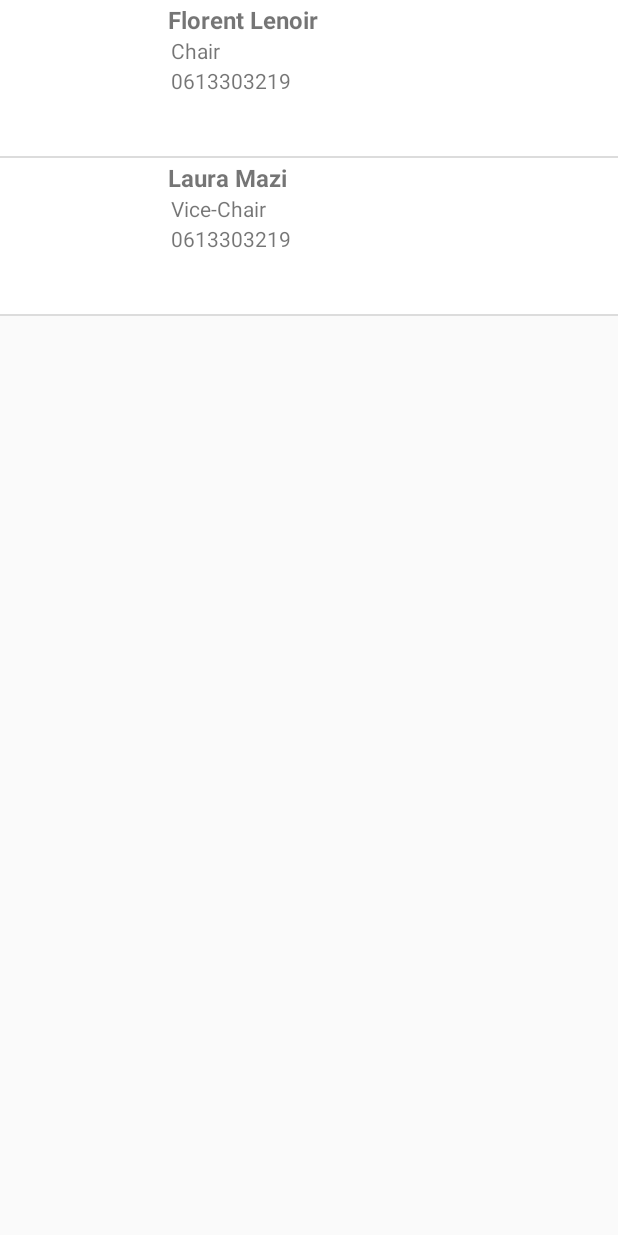
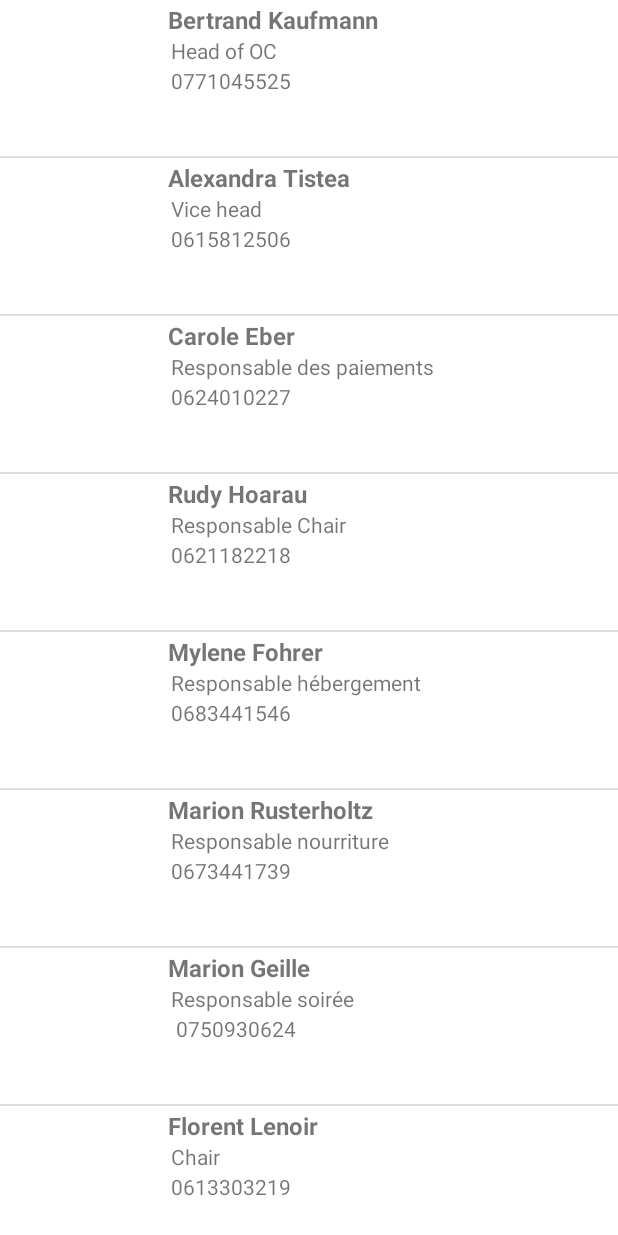
Before and after one commit to ESNFranceG33kTeam/np_nancy_15, an Android app: the screen it shows after launch (MainActivity), on a phone screen of 412 x 824 dp. Run offline under Robolectric (Android 15) with nearby library versions, the light colour scheme and no system bars; 21 statements that could not run were skipped.

Commit message:
Add OC and schedule

```diff
--- a/app/build.gradle
+++ b/app/build.gradle
@@ -8,8 +8,8 @@ android {
         applicationId "org.esn.geekteam.npnancy15"
         minSdkVersion 14
         targetSdkVersion 20
-        versionCode 1
-        versionName "1.0"
+        versionCode 3
+        versionName "0.20"
     }
     buildTypes {
         release {
--- a/app/src/main/java/org/esn/geekteam/npnancy15/fragments/MyFragmentPagerAdapter.java
+++ b/app/src/main/java/org/esn/geekteam/npnancy15/fragments/MyFragmentPagerAdapter.java
@@ -18,9 +18,11 @@ public class MyFragmentPagerAdapter extends FragmentPagerAdapter {
     @Override
     public Fragment getItem(int position) {
         OCFragment ocFragment = new OCFragment();
+        ScheduleFragment scheduleFragment = new ScheduleFragment();
+
         switch (position) {
             case 0: return ocFragment;
-            case 1: return ocFragment;
+            case 1: return scheduleFragment;
             case 2: return ocFragment;
             case 3: return ocFragment;
             case 4: return ocFragment;
--- a/app/src/main/java/org/esn/geekteam/npnancy15/fragments/OCFragment.java
+++ b/app/src/main/java/org/esn/geekteam/npnancy15/fragments/OCFragment.java
@@ -39,6 +39,13 @@ public class OCFragment extends android.support.v4.app.ListFragment {
     }
 
     public void initOCMembers(){
+        this.OCMembers.add(new OCMember("Bertrand", "Kaufmann", "0771045525", "Head of OC"));
+        this.OCMembers.add(new OCMember("Alexandra", "Tistea", "0615812506", "Vice head"));
+        this.OCMembers.add(new OCMember("Carole", "Eber", "0624010227", "Responsable des paiements"));
+        this.OCMembers.add(new OCMember("Rudy", "Hoarau", "0621182218", "Responsable Chair"));
+        this.OCMembers.add(new OCMember("Mylene", "Fohrer", "0683441546", "Responsable hébergement"));
+        this.OCMembers.add(new OCMember("Marion", "Rusterholtz", "0673441739", "Responsable nourriture"));
+        this.OCMembers.add(new OCMember("Marion", "Geille", " 0750930624", "Responsable soirée"));
         this.OCMembers.add(new OCMember("Florent", "Lenoir", "0613303219", "Chair"));
         this.OCMembers.add(new OCMember("Laura", "Mazi", "0613303219", "Vice-Chair"));
     }
--- /dev/null
+++ b/app/src/main/java/org/esn/geekteam/npnancy15/fragments/ScheduleFragment.java
@@ -0,0 +1,116 @@
+package org.esn.geekteam.npnancy15.fragments;
+
+import android.app.Activity;
+import android.content.Context;
+import android.os.Bundle;
+import android.support.v4.app.ListFragment;
+import android.view.LayoutInflater;
+import android.view.View;
+import android.view.ViewGroup;
+import android.widget.BaseAdapter;
+import android.widget.TextView;
+
+import org.esn.geekteam.npnancy15.R;
+import org.esn.geekteam.npnancy15.models.Schedule;
+
+import java.util.ArrayList;
+
+/**
+ * Created by Spider on 06/01/15.
+ */
+public class ScheduleFragment extends android.support.v4.app.ListFragment {
+    private static final String TAG = ScheduleFragment.class.getSimpleName();
+    private CustomListAdapter adapter;
+    private ListFragment listFragment;
+    private Activity currentActivity;
+    private ArrayList schedules;
+    private String previousDate;
+
+    public void onCreate(Bundle savedInstanceState) {
+        super.onCreate(savedInstanceState);
+
+        listFragment = this;
+        previousDate = "";
+        schedules = new ArrayList();
+        initSchedule();
+
+        // Set an Adapter to the ListView
+        adapter = new CustomListAdapter(currentActivity);
+        this.setListAdapter(adapter);
+    }
+
+    public void initSchedule(){
+        //schedules.add("Vendredi 05 Juin");
+        schedules.add(new Schedule("Vendredi 05 Juin", "14:30", "City Tour", "Grand Place"));
+        schedules.add(new Schedule("Vendredi 05 Juin", "15:30", "City Tour", "Grand Place"));
+        schedules.add(new Schedule("Vendredi 05 Juin", "16:30", "City Tour", "Grand Place"));
+        schedules.add(new Schedule("Vendredi 05 Juin", "17:30", "City Tour", "Grand Place"));
+        //schedules.add("Samedi 06 Juin");
+        schedules.add(new Schedule("Samedi 06 Juin", "17:30", "City Tour", "Grand Place"));
+        //schedules.add("Dimanche 07 Juin");
+        schedules.add(new Schedule("Dimanche 07 Juin", "17:30", "City Tour", "Grand Place"));
+        schedules.add(new Schedule("Dimanche 07 Juin", "17:30", "City Tour", "Grand Place"));
+    }
+
+    public void onResume(){
+        super.onResume();
+    }
+
+    public View onCreateView(LayoutInflater inflater, ViewGroup container, Bundle savedInstanceState) {
+        return inflater.inflate(R.layout.list_fragment, container, false);
+    }
+
+    public void onAttach(Activity activity){
+        super.onAttach(activity);
+        currentActivity = activity;
+    }
+
+    class CustomListAdapter extends BaseAdapter {
+        private LayoutInflater layoutInflater;
+
+        public CustomListAdapter(Activity activity) {
+
+            layoutInflater = (LayoutInflater) activity
+                    .getSystemService(Context.LAYOUT_INFLATER_SERVICE);
+        }
+
+        @Override
+        public int getCount() {
+            return schedules.size();
+        }
+
+        @Override
+        public Object getItem(int position) {
+            return position;
+        }
+
+        @Override
+        public long getItemId(int position) {
+            return position;
+        }
+
+        @Override
+        public View getView(int position, View convertView, ViewGroup parent) {
+
+            View listItem = convertView;
+
+            if (schedules.get(position) instanceof String) {
+                listItem = layoutInflater.inflate(R.layout.list_header, null);
+                previousDate = schedules.get(position).toString();
+                TextView header = new TextView(getActivity());
+                header.setText(schedules.get(position).toString());
+            }else if (schedules.get(position) instanceof Schedule){
+                listItem = layoutInflater.inflate(R.layout.list_schedule, null);
+                TextView tvHour = (TextView) listItem.findViewById(R.id.hour);
+                TextView tvTitle= (TextView) listItem.findViewById(R.id.title);
+                TextView tvAddress = (TextView) listItem.findViewById(R.id.address);
+
+                tvHour.setText(((Schedule)schedules.get(position)).getHour());
+                tvTitle.setText(((Schedule)schedules.get(position)).getTitle());
+                tvAddress.setText(((Schedule)schedules.get(position)).getAddress());
+            }
+            return listItem;
+        }
+    }
+
+}
--- /dev/null
+++ b/app/src/main/java/org/esn/geekteam/npnancy15/models/Schedule.java
@@ -0,0 +1,60 @@
+package org.esn.geekteam.npnancy15.models;
+
+/**
+ * Created by Spider on 29/04/15.
+ */
+public class Schedule {
+    private String date;
+    private String hour;
+    private String title;
+    private String address;
+
+    public Schedule(String date, String hour, String title, String address) {
+        this.date = date;
+        this.hour = hour;
+        this.title = title;
+        this.address = address;
+    }
+
+    public String getDate() {
+        return date;
+    }
+
+    public void setDate(String date) {
+        this.date = date;
+    }
+
+    public String getHour() {
+        return hour;
+    }
+
+    public void setHour(String hour) {
+        this.hour = hour;
+    }
+
+    public String getTitle() {
+        return title;
+    }
+
+    public void setTitle(String title) {
+        this.title = title;
+    }
+
+    public String getAddress() {
+        return address;
+    }
+
+    public void setAddress(String address) {
+        this.address = address;
+    }
+
+    @Override
+    public String toString() {
+        return "Schedule{" +
+                "date='" + date + '\'' +
+                ", hour='" + hour + '\'' +
+                ", title='" + title + '\'' +
+                ", address='" + address + '\'' +
+                '}';
+    }
+}
```
Also changed, not shown: app/src/main/res/layout/list_header.xml (added, +10 -0 lines), app/src/main/res/layout/list_schedule.xml (added, +49 -0 lines), app/src/main/res/drawable/alexandra_tistea.png (added), app/src/main/res/drawable/bertrand_kaufmann.png (added), app/src/main/res/drawable/carole_eber.png (added), app/src/main/res/drawable/marion_geille.png (added), app/src/main/res/drawable/marion_rusterholtz.png (added), app/src/main/res/drawable/mylene_fohrer.png (added), app/src/main/res/drawable/rudy_hoarau.png (added).
